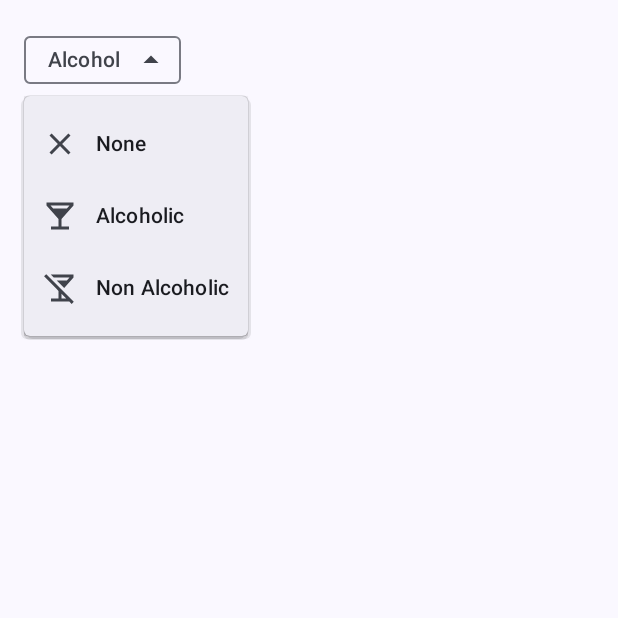
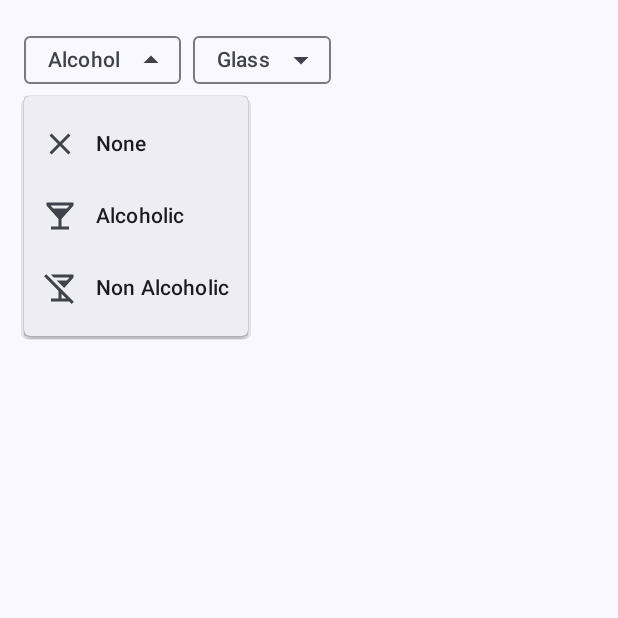
Before and after one commit to TheFedex87/CoolDrinks, an Android app built with Jetpack Compose: the composable FavoriteDrinkScreen shown on its own in the app's theme, after a tap on "Alcohol", on a phone screen of 412 x 824 dp, the top half of it. Run offline under Robolectric (Android 15) with nearby library versions, the light colour scheme and no system bars; our stand-ins replace Dagger/Hilt's generated code; 1 statement that could not run was skipped.

Commit message:
Added glass filter on FavoriteDrinkScreen.kt

```diff
--- a/app/src/main/java/it/thefedex87/cooldrinks/presentation/components/DropDownChip.kt
+++ b/app/src/main/java/it/thefedex87/cooldrinks/presentation/components/DropDownChip.kt
@@ -1,11 +1,9 @@
 package it.thefedex87.cooldrinks.presentation.components
 
-import android.util.Log
 import androidx.compose.foundation.layout.Column
-import androidx.compose.material.icons.Icons
 import androidx.compose.material3.*
 import androidx.compose.runtime.Composable
-import it.thefedex87.cooldrinks.util.Consts.TAG
+import androidx.compose.ui.Modifier
 
 @OptIn(ExperimentalMaterial3Api::class)
 @Composable
@@ -18,44 +16,31 @@
     selectedIcon: (@Composable () -> Unit)? = null,
     isMenuExpanded: Boolean,
     onDismissRequest: () -> Unit,
-    dropDownItems: List<DropDownItem>
+    dropDownItems: List<DropDownItem>,
+    modifier: Modifier = Modifier
 ) {
-    Column {
+    Column(modifier = modifier) {
         FilterChip(
             selected = isChipSelected,
-            onClick = {
-                onChipClick()
-            },
+            onClick = onChipClick,
             label = {
                 Text(text = label)
             },
-            leadingIcon = {
-                leadingIcon?.invoke()
-            },
-            trailingIcon = {
-                trailingIcon?.invoke()
-            },
-            selectedIcon = {
-                selectedIcon?.invoke()
-            }
+            leadingIcon = leadingIcon,
+            trailingIcon = trailingIcon,
+            selectedIcon = selectedIcon
         )
         DropdownMenu(
             expanded = isMenuExpanded,
-            onDismissRequest = {
-                onDismissRequest()
-            }
+            onDismissRequest = onDismissRequest
         ) {
             dropDownItems.map {
                 DropdownMenuItem(
                     text = {
                         Text(text = it.label)
                     },
-                    onClick = {
-                        it.onItemClick()
-                    },
-                    leadingIcon = {
-                        it.icon?.invoke()
-                    }
+                    onClick = it.onItemClick,
+                    leadingIcon = it.icon
                 )
             }
         }
--- a/app/src/main/java/it/thefedex87/cooldrinks/presentation/favorite_drink/FavoriteDrinkEvent.kt
+++ b/app/src/main/java/it/thefedex87/cooldrinks/presentation/favorite_drink/FavoriteDrinkEvent.kt
@@ -6,4 +6,8 @@
     object ExpandeAlcoholMenu : FavoriteDrinkEvent()
     object CollapseAlcoholMenu : FavoriteDrinkEvent()
     data class AlcoholFilterValueChanged(val filter: AlcoholFilter = AlcoholFilter.NONE) : FavoriteDrinkEvent()
+
+    object ExpandeGlassMenu : FavoriteDrinkEvent()
+    object CollapseGlassMenu : FavoriteDrinkEvent()
+    data class GlassFilterValueChanged(val filter: GlassFilter = GlassFilter.NONE) : FavoriteDrinkEvent()
 }
--- a/app/src/main/java/it/thefedex87/cooldrinks/presentation/favorite_drink/FavoriteDrinkScreen.kt
+++ b/app/src/main/java/it/thefedex87/cooldrinks/presentation/favorite_drink/FavoriteDrinkScreen.kt
@@ -1,20 +1,19 @@
 package it.thefedex87.cooldrinks.presentation.favorite_drink
 
 import androidx.compose.foundation.horizontalScroll
-import androidx.compose.foundation.layout.Row
-import androidx.compose.foundation.layout.fillMaxSize
-import androidx.compose.foundation.layout.fillMaxWidth
-import androidx.compose.foundation.layout.padding
+import androidx.compose.foundation.layout.*
 import androidx.compose.foundation.lazy.LazyColumn
 import androidx.compose.foundation.lazy.items
 import androidx.compose.foundation.rememberScrollState
 import androidx.compose.material.icons.Icons
 import androidx.compose.material.icons.filled.*
+import androidx.compose.material3.DropdownMenuItem
 import androidx.compose.material3.Icon
 import androidx.compose.material3.SnackbarHostState
 import androidx.compose.runtime.Composable
 import androidx.compose.runtime.LaunchedEffect
 import androidx.compose.ui.Modifier
+import androidx.compose.ui.unit.dp
 import androidx.hilt.navigation.compose.hiltViewModel
 import it.thefedex87.cooldrinks.presentation.components.DropDownChip
 import it.thefedex87.cooldrinks.presentation.components.DropDownItem
@@ -40,6 +39,15 @@
     }
 
     val spacing = LocalSpacing.current
+
+    val glasses = viewModel.state.glasses.map {
+        DropDownItem(
+            label = it,
+            onItemClick = {
+                viewModel.onEvent(FavoriteDrinkEvent.GlassFilterValueChanged(GlassFilter.toEnum(it)))
+            }
+        )
+    }
 
     LazyColumn(
         modifier = Modifier
@@ -106,6 +114,33 @@
                         )
                     )
                 )
+                Spacer(modifier = Modifier.width(8.dp))
+                DropDownChip(
+                    isChipSelected = viewModel.state.glassFilter != GlassFilter.NONE,
+                    onChipClick = {
+                        viewModel.onEvent(FavoriteDrinkEvent.ExpandeGlassMenu)
+                    },
+                    label = viewModel.state.glassFilter.toString(),
+                    isMenuExpanded = viewModel.state.glassMenuExpanded,
+                    onDismissRequest = {
+                        viewModel.onEvent(FavoriteDrinkEvent.CollapseGlassMenu)
+                    },
+                    selectedIcon = {
+                        Icon(
+                            imageVector = Icons.Default.Done,
+                            contentDescription = "Glass filter enabled"
+                        )
+                    },
+                    trailingIcon = {
+                        Icon(
+                            imageVector = if (viewModel.state.glassMenuExpanded)
+                                Icons.Default.ArrowDropUp else
+                                Icons.Default.ArrowDropDown,
+                            contentDescription = "Expand glass filter"
+                        )
+                    },
+                    dropDownItems = glasses
+                )
             }
         }
         items(viewModel.state.drinks) { drink ->
--- a/app/src/main/java/it/thefedex87/cooldrinks/presentation/favorite_drink/FavoriteDrinkViewModel.kt
+++ b/app/src/main/java/it/thefedex87/cooldrinks/presentation/favorite_drink/FavoriteDrinkViewModel.kt
@@ -24,11 +24,15 @@
     init {
         viewModelScope.launch {
             repository.favoritesDrinks.collect {
+                val glass = mutableListOf("None")
+                glass.addAll(it.map { g -> g.glass }.distinct())
                 state = state.copy(
                     drinks = filterDrinks(
                         alcoholFilter = state.alcoholFilter,
+                        glassFilter = state.glassFilter,
                         drinks = it
-                    )
+                    ),
+                    glasses = glass
                 )
             }
         }
@@ -44,6 +48,7 @@
                         alcoholMenuExpanded = false,
                         drinks = filterDrinks(
                             alcoholFilter = event.filter,
+                            glassFilter = state.glassFilter,
                             drinks = repository.favoritesDrinks.first()
                         )
                     )
@@ -54,15 +59,34 @@
                 is FavoriteDrinkEvent.ExpandeAlcoholMenu -> {
                     state = state.copy(alcoholMenuExpanded = true)
                 }
+                is FavoriteDrinkEvent.GlassFilterValueChanged -> {
+                    Log.d(TAG, "Glass filter ${event.filter}")
+                    state = state.copy(
+                        glassFilter = event.filter,
+                        glassMenuExpanded = false,
+                        drinks = filterDrinks(
+                            alcoholFilter = state.alcoholFilter,
+                            glassFilter = event.filter,
+                            drinks = repository.favoritesDrinks.first()
+                        )
+                    )
+                }
+                is FavoriteDrinkEvent.CollapseGlassMenu -> {
+                    state = state.copy(glassMenuExpanded = false)
+                }
+                is FavoriteDrinkEvent.ExpandeGlassMenu -> {
+                    state = state.copy(glassMenuExpanded = true)
+                }
             }
         }
     }
 
     private fun filterDrinks(
         alcoholFilter: AlcoholFilter,
+        glassFilter: GlassFilter,
         drinks: List<DrinkDetailDomainModel>
     ): List<DrinkDetailDomainModel> {
-        return when (alcoholFilter) {
+        val filterByAlcohol = when (alcoholFilter) {
             AlcoholFilter.NONE -> {
                 drinks
             }
@@ -73,5 +97,13 @@
                 drinks.filter { !it.isAlcoholic }
             }
         }
+
+        val filterByGlass = if (glassFilter == GlassFilter.NONE) {
+            filterByAlcohol
+        } else {
+            filterByAlcohol.filter { it.glass == glassFilter.toString() }
+        }
+
+        return  filterByGlass
     }
 }
```
Also changed, not shown: app/src/main/java/it/thefedex87/cooldrinks/presentation/favorite_drink/FavoriteDrinkState.kt (+119 -3 lines).
